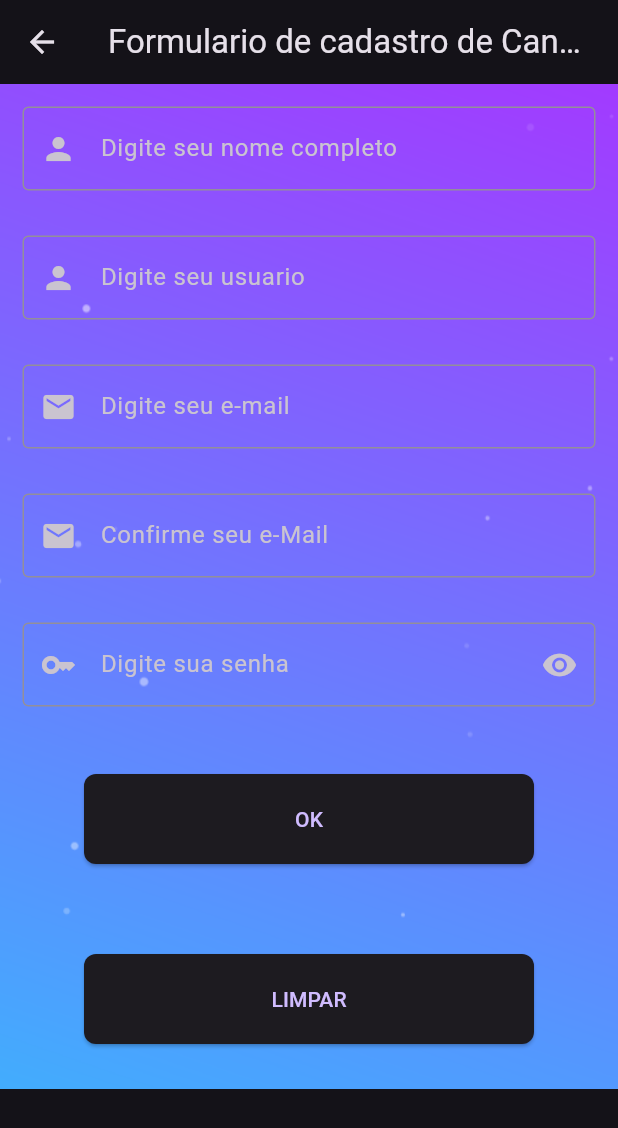
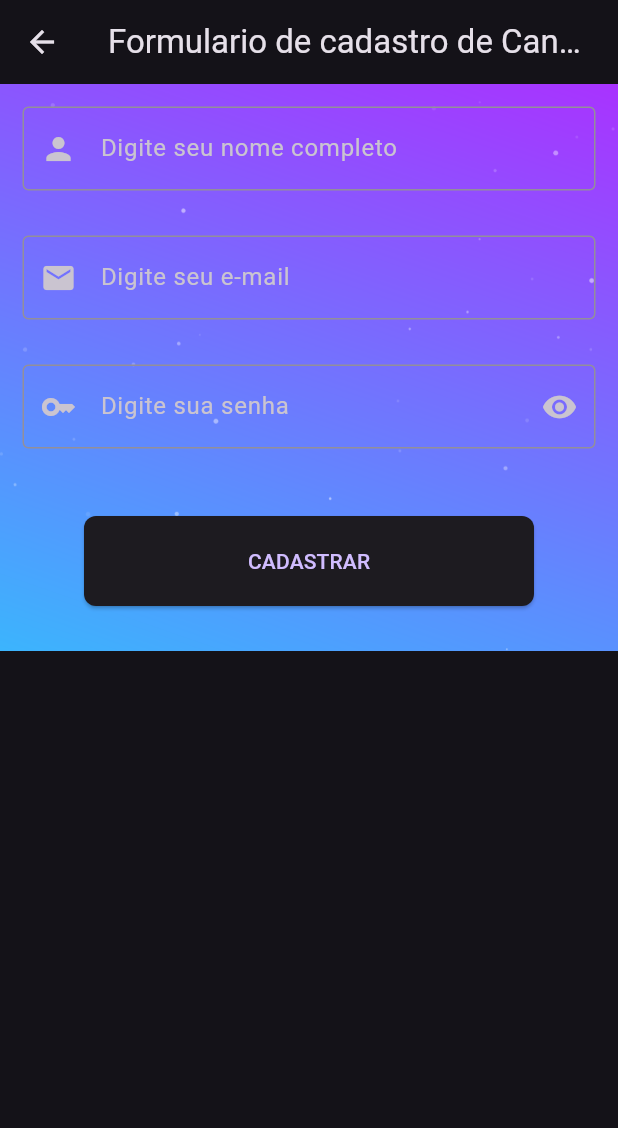
Before and after one commit to lucasjseixas/projdesenvmob, a Flutter app: the CandidatoForm screen opened directly, on a phone screen of 412 x 824 dp. Shown: the top 1128 px of the screen. Run offline on Flutter 3.47's test engine with Material 3 defaults, Android fonts, the phone set to English and light mode, and no system bars; our stand-ins replace cloud_firestore, firebase_auth, firebase_core; accounts and stored records are empty; generated files the repository leaves out were written again.

Commit message:
crud okish maromeno

```diff
--- a/lib/Pages/LoginPages/Forms/cadidato_form.dart
+++ b/lib/Pages/LoginPages/Forms/cadidato_form.dart
@@ -1,7 +1,7 @@
 import 'package:flutter/material.dart';
-import 'package:projec1/pages/home_page.dart';
-
-final _formKeytwo = GlobalKey<FormState>();
+import 'package:projec1/perfis/candidato_perfil.dart';
+import 'package:cloud_firestore/cloud_firestore.dart';
+import 'package:firebase_auth/firebase_auth.dart';
 
 class CandidatoForm extends StatefulWidget {
   const CandidatoForm({super.key});
@@ -11,19 +11,15 @@ class CandidatoForm extends StatefulWidget {
 }
 
 class _CandidatoFormState extends State<CandidatoForm> {
-  //final _dateController = TextEditingController();
-  final _nomeCandidatoController = TextEditingController();
-  final _emailCandidatoController = TextEditingController();
-  final _emailCandidatoConfirmarController = TextEditingController();
-  final _senhaCandidatoController = TextEditingController();
-  final _usuarioCandidatoController = TextEditingController();
+  final _formKey = GlobalKey<FormState>();
+  final TextEditingController _emailController = TextEditingController();
+  final TextEditingController _senhaController = TextEditingController();
+  final TextEditingController _nomeController = TextEditingController();
 
   void clearTextField() {
-    _nomeCandidatoController.clear();
-    _emailCandidatoController.clear();
-    _emailCandidatoConfirmarController.clear();
-    _senhaCandidatoController.clear();
-    _usuarioCandidatoController.clear();
+    _nomeController.clear();
+    _emailController.clear();
+    _senhaController.clear();
   }
 
   String? validateEmailtwo(String? email) {
@@ -49,14 +45,14 @@ class _CandidatoFormState extends State<CandidatoForm> {
         ),
         child: SingleChildScrollView(
           child: Form(
-            key: _formKeytwo,
+            key: _formKey,
             child: Column(
               children: [
                 Padding(
                   padding: const EdgeInsets.all(15.0),
                   child: TextFormField(
                     key: const Key('nomecandidato'),
-                    controller: _nomeCandidatoController,
+                    controller: _nomeController,
                     decoration: const InputDecoration(
                         prefixIcon: Icon(Icons.person),
                         border: OutlineInputBorder(),
@@ -70,42 +66,8 @@ class _CandidatoFormState extends State<CandidatoForm> {
                 Padding(
                   padding: const EdgeInsets.all(15.0),
                   child: TextFormField(
-                    key: const Key('usuariocandidato'),
-                    controller: _usuarioCandidatoController,
-                    decoration: const InputDecoration(
-                        prefixIcon: Icon(Icons.person),
-                        border: OutlineInputBorder(),
-                        labelText: 'Digite seu usuario'),
-                    keyboardType: TextInputType.text,
-                    validator: (usuariocandidato) =>
-                        usuariocandidato!.length < 5
-                            ? 'Seu usuario precisa ter 3 letras pelo menos*'
-                            : null,
-                  ),
-                ),
-                /*
-                  TextFormField(
-                    key: const Key('enderecocandidato'),
-                    decoration: const InputDecoration(labelText: 'Endereço Completo'),
-                    keyboardType: TextInputType.streetAddress,
-                  ),
-                  TextFormField(
-                    controller: _dateController,
-                    key: const Key('datanascimentocandidato'),
-                    decoration: const InputDecoration(
-                      labelText: 'Data de Nascimento',
-                      prefixIcon: Icon(Icons.calendar_today),
-                    ),
-                    readOnly: true,
-                    onTap: () {
-                      _selectDate();
-                    },
-                  ),*/
-                Padding(
-                  padding: const EdgeInsets.all(15.0),
-                  child: TextFormField(
                     key: const Key('emailcandidato'),
-                    controller: _emailCandidatoController,
+                    controller: _emailController,
                     decoration: const InputDecoration(
                         prefixIcon: Icon(Icons.email),
                         border: OutlineInputBorder(),
@@ -117,22 +79,9 @@ class _CandidatoFormState extends State<CandidatoForm> {
                 Padding(
                   padding: const EdgeInsets.all(15.0),
                   child: TextFormField(
-                    key: const Key('confirmaremailcandidato'),
-                    controller: _emailCandidatoConfirmarController,
-                    decoration: const InputDecoration(
-                        prefixIcon: Icon(Icons.mail),
-                        border: OutlineInputBorder(),
-                        labelText: 'Confirme seu e-Mail'),
-                    keyboardType: TextInputType.emailAddress,
-                    validator: validateEmailtwo,
-                  ),
-                ),
-                Padding(
-                  padding: const EdgeInsets.all(15.0),
-                  child: TextFormField(
                     key: const Key('candidatosenha'),
                     obscureText: true,
-                    controller: _senhaCandidatoController,
+                    controller: _senhaController,
                     decoration: const InputDecoration(
                         prefixIcon: Icon(Icons.key),
                         suffixIcon: Icon(Icons.remove_red_eye),
@@ -150,34 +99,45 @@ class _CandidatoFormState extends State<CandidatoForm> {
                     height: 60,
                     width: 300,
                     child: ElevatedButton(
-                        onPressed: () {
-                          if (_formKeytwo.currentState!.validate()) {
-                            Navigator.push(
-                              context,
-                              MaterialPageRoute(
-                                  builder: (context) => const HomePage()),
-                            );
+                        onPressed: () async {
+                          if (_formKey.currentState!.validate()) {
+                            try {
+                              // Criação do usuário no Firebase Auth
+                              UserCredential userCredential = await FirebaseAuth
+                                  .instance
+                                  .createUserWithEmailAndPassword(
+                                email: _emailController.text,
+                                password: _senhaController.text,
+                              );
+
+                              // Cadastro do candidato no Firestore
+                              await FirebaseFirestore.instance
+                                  .collection('Candidatos')
+                                  .doc(userCredential.user!.uid)
+                                  .set({
+                                'nome': _nomeController.text,
+                                'email': _emailController.text,
+                                'senha': _senhaController.text,
+                              });
+
+                              ScaffoldMessenger.of(context).showSnackBar(
+                                const SnackBar(
+                                    content: Text(
+                                        'Candidato cadastrado com sucesso!')),
+                              );
+                            } catch (e) {
+                              ScaffoldMessenger.of(context).showSnackBar(
+                                SnackBar(
+                                    content: Text(
+                                        'Erro ao cadastrar o candidato: $e')),
+                              );
+                            }
                           }
                         },
                         style: ElevatedButton.styleFrom(
                             shape: RoundedRectangleBorder(
                                 borderRadius: BorderRadius.circular(8))),
-                        child: const Text('OK')),
-                  ),
-                ),
-                Padding(
-                  padding: const EdgeInsets.all(30.0),
-                  child: SizedBox(
-                    height: 60,
-                    width: 300,
-                    child: ElevatedButton(
-                        onPressed: () {
-                          clearTextField();
-                        },
-                        style: ElevatedButton.styleFrom(
-                            shape: RoundedRectangleBorder(
-                                borderRadius: BorderRadius.circular(8))),
-                        child: const Text('LIMPAR')),
+                        child: const Text('CADASTRAR')),
                   ),
                 ),
               ],
@@ -187,22 +147,4 @@ class _CandidatoFormState extends State<CandidatoForm> {
       ),
     );
   }
-/* // Funcao para criação de um calendario //
-
-  Future<void> _selectDate() async {
-    DateTime? _picked = await showDatePicker(
-      context: context,
-      initialDate: DateTime.now(),
-      firstDate: DateTime(2006),
-      lastDate: DateTime(2100),
-    );
-    if (_picked != null) {
-      setState(
-        () {
-          _dateController.text = _picked.toString().split(" ")[0];
-        },
-      );
-    }
-  }
-*/
 }
--- /dev/null
+++ b/lib/providers/anuncio_provider.dart
@@ -0,0 +1,16 @@
+import 'package:flutter/material.dart';
+import 'package:projec1/models/anuncio.dart';
+
+class AnuncioProvider extends ChangeNotifier {
+  final List<Anuncio> anuncioList = [];
+
+  void adicionaAnuncio(String nome, String descricao) {
+    anuncioList.add(Anuncio(nome: nome, descricao: descricao));
+    notifyListeners();
+  }
+
+  void removeAnuncio(Anuncio anuncio) {
+    anuncioList.remove(anuncio);
+    notifyListeners();
+  }
+}
```
Also changed, not shown: lib/Pages/LoginPages/candidato_login.dart (+35 -16 lines), lib/Pages/home_page.dart (+33 -73 lines), lib/Perfis/candidato_perfil.dart (+26 -12 lines), lib/Perfis/perfilteste.dart (added, +148 -0 lines), lib/database/db.dart (added, +17 -0 lines), lib/main.dart (+20 -7 lines), pubspec.yaml (+9 -6 lines), firebase.json (added), pubspec.lock, 1 other file.
